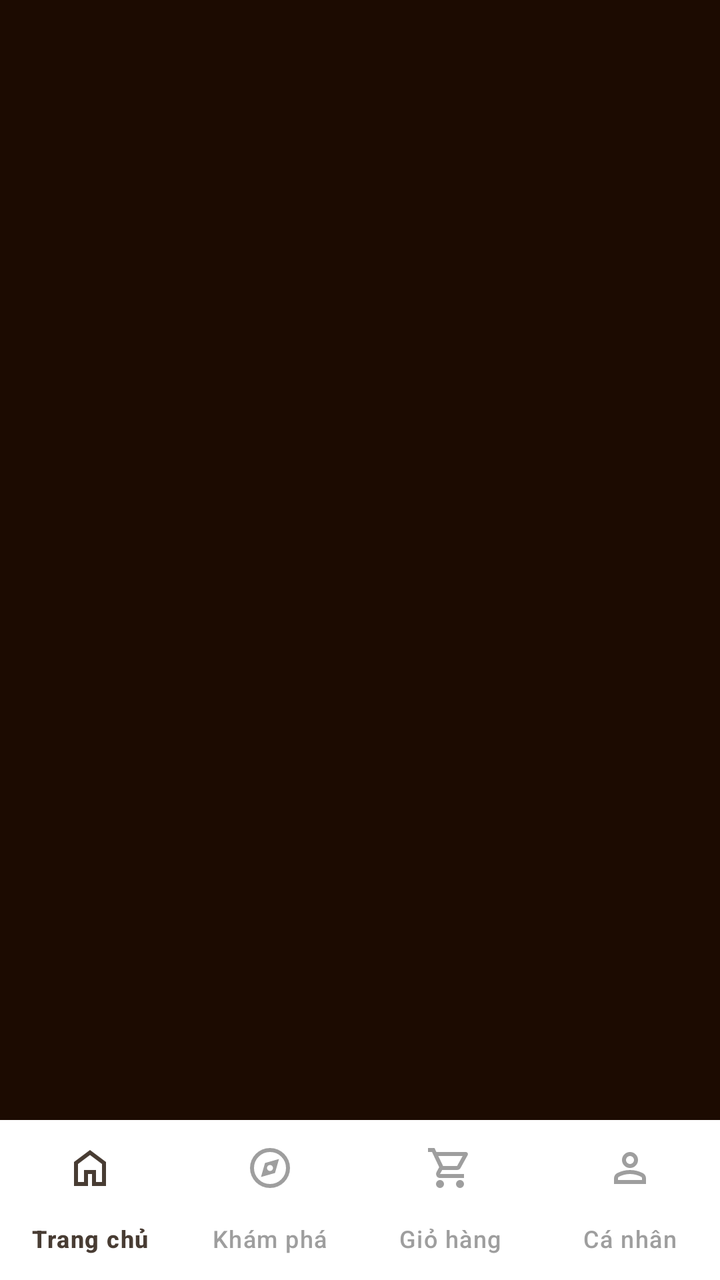
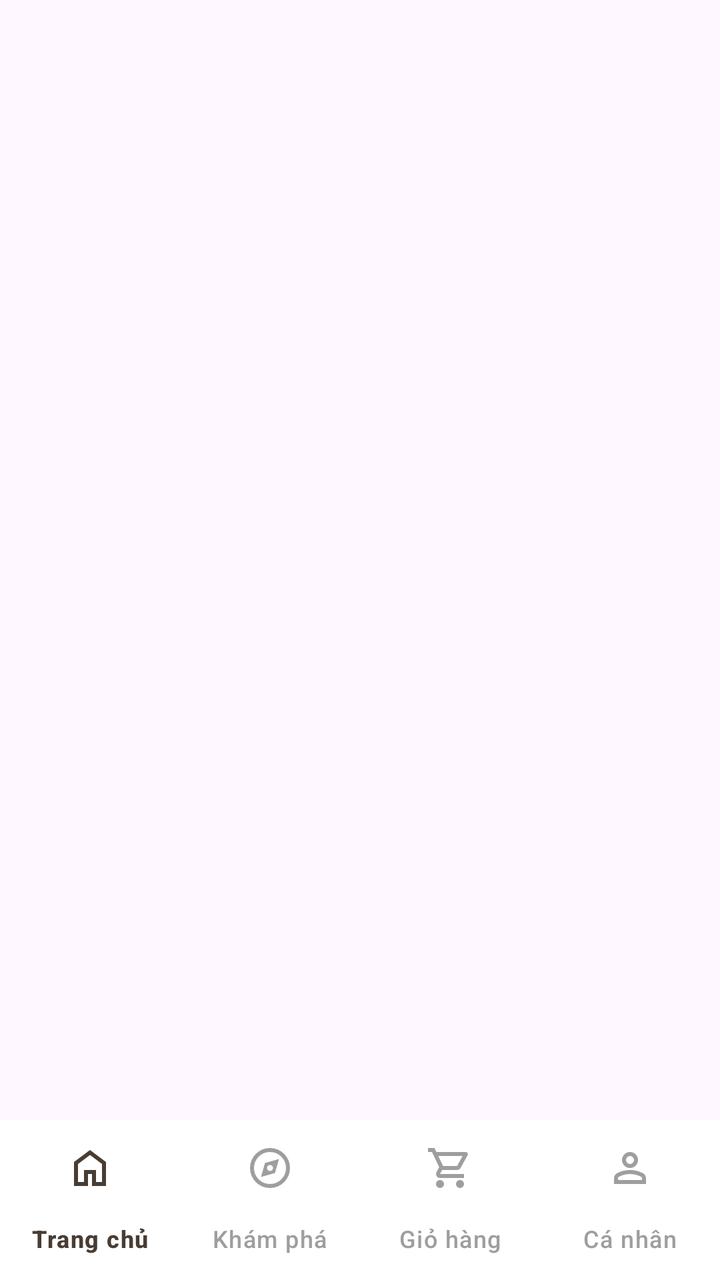

Two renders of the same Android screen: before a commit and after it. Below are the layout's source before the change and the commit's diff.
<!-- AndroidManifest.xml: application theme Theme.TTLTMobile -->
<!-- res/layout/activity_main.xml -->
<?xml version="1.0" encoding="utf-8"?>
<androidx.constraintlayout.widget.ConstraintLayout xmlns:android="http://schemas.android.com/apk/res/android"
    xmlns:app="http://schemas.android.com/apk/res-auto"
    xmlns:tools="http://schemas.android.com/tools"
    android:id="@+id/main"
    android:layout_width="match_parent"
    android:layout_height="match_parent"
    android:background="@color/darkBrown"
    tools:context=".ui.home.MainActivity">

    
    <androidx.fragment.app.FragmentContainerView
        android:id="@+id/nav_host_fragment"
        android:layout_width="0dp"
        android:layout_height="0dp"
        app:layout_constraintTop_toTopOf="parent"
        app:layout_constraintBottom_toTopOf="@id/bottom_navigation"
        app:layout_constraintStart_toStartOf="parent"
        app:layout_constraintEnd_toEndOf="parent"/>

    
    <com.google.android.material.bottomnavigation.BottomNavigationView
        android:id="@+id/bottom_navigation"
        android:layout_width="0dp"
        android:layout_height="wrap_content"
        android:background="@color/white"
        app:itemIconTint="@color/bottom_nav_color"
        app:itemTextColor="@color/bottom_nav_color"
        app:labelVisibilityMode="labeled"
        app:menu="@menu/bottom_navigation_menu"
        app:layout_constraintBottom_toBottomOf="parent"
        app:layout_constraintStart_toStartOf="parent"
        app:layout_constraintEnd_toEndOf="parent"/>
</androidx.constraintlayout.widget.ConstraintLayout>
<!-- resources referenced by this layout -->
<resources>
  <color name="darkBrown">#1c0b01</color>
  <color name="white">#FFFFFFFF</color>
  <style name="Theme.TTLTMobile" parent="Base.Theme.TTLTMobile" />
  <style name="Base.Theme.TTLTMobile" parent="Theme.Material3.DayNight.NoActionBar">
          
          
      </style>
</resources>

<!-- the commit's change to res/layout/activity_main.xml (unified diff, before → after) -->
@@ -5,7 +5,6 @@
     android:id="@+id/main"
     android:layout_width="match_parent"
     android:layout_height="match_parent"
-    android:background="@color/darkBrown"
     tools:context=".ui.home.MainActivity">
 
     
<!-- resource entries referenced after the edit -->
@@ -1,6 +1,5 @@
 <!-- resources referenced by this layout -->
 <resources>
-  <color name="darkBrown">#1c0b01</color>
   <color name="white">#FFFFFFFF</color>
   <style name="Theme.TTLTMobile" parent="Base.Theme.TTLTMobile" />
   <style name="Base.Theme.TTLTMobile" parent="Theme.Material3.DayNight.NoActionBar">
